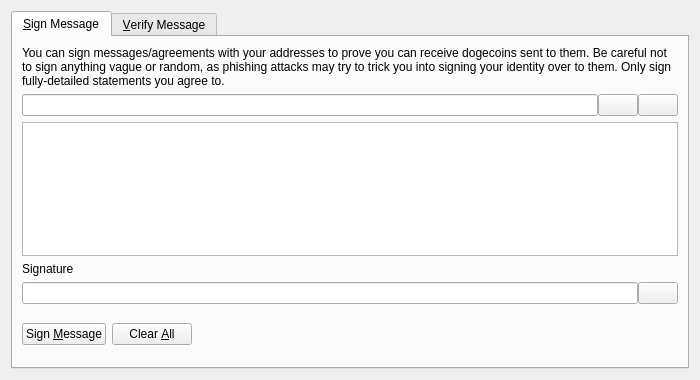
Before: the Qt Designer form src/qt/forms/signverifymessagedialog.ui in dogecoin/dogecoin, drawn with Qt 5.
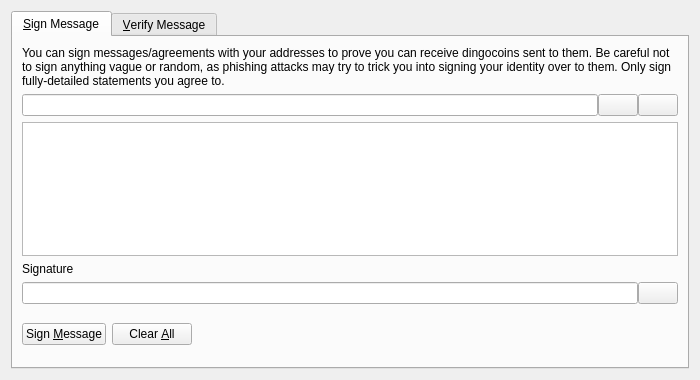
After: the same form once the commit is applied. Icons and pictures are not drawn. Custom widgets are drawn as their Qt base class.

Commit message: Comp Refactor Dogecoin > Dingocoin

What changed in the file:
```diff
--- a/src/qt/forms/signverifymessagedialog.ui
+++ b/src/qt/forms/signverifymessagedialog.ui
@@ -30,7 +30,7 @@
        <item>
         <widget class="QLabel" name="infoLabel_SM">
          <property name="text">
-          <string>You can sign messages/agreements with your addresses to prove you can receive dogecoins sent to them. Be careful not to sign anything vague or random, as phishing attacks may try to trick you into signing your identity over to them. Only sign fully-detailed statements you agree to.</string>
+          <string>You can sign messages/agreements with your addresses to prove you can receive dingocoins sent to them. Be careful not to sign anything vague or random, as phishing attacks may try to trick you into signing your identity over to them. Only sign fully-detailed statements you agree to.</string>
          </property>
          <property name="textFormat">
           <enum>Qt::PlainText</enum>
```
Left out of the diff: 8 changed lines with no effect on the pictures. The commit also changes 284 other files.
